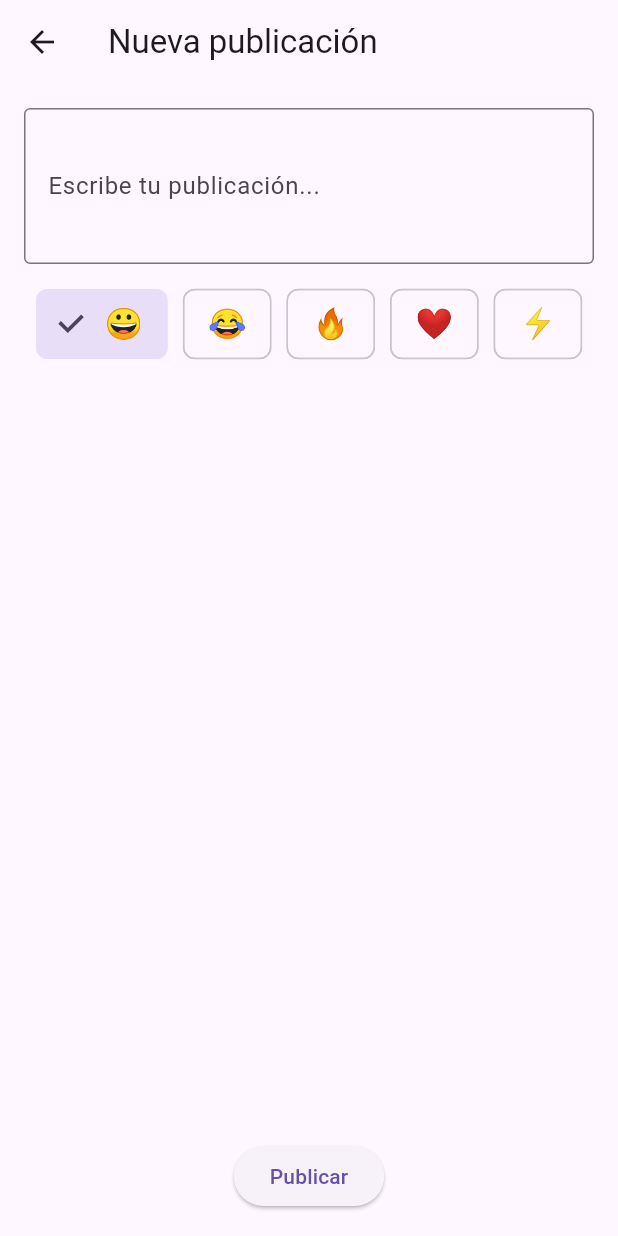
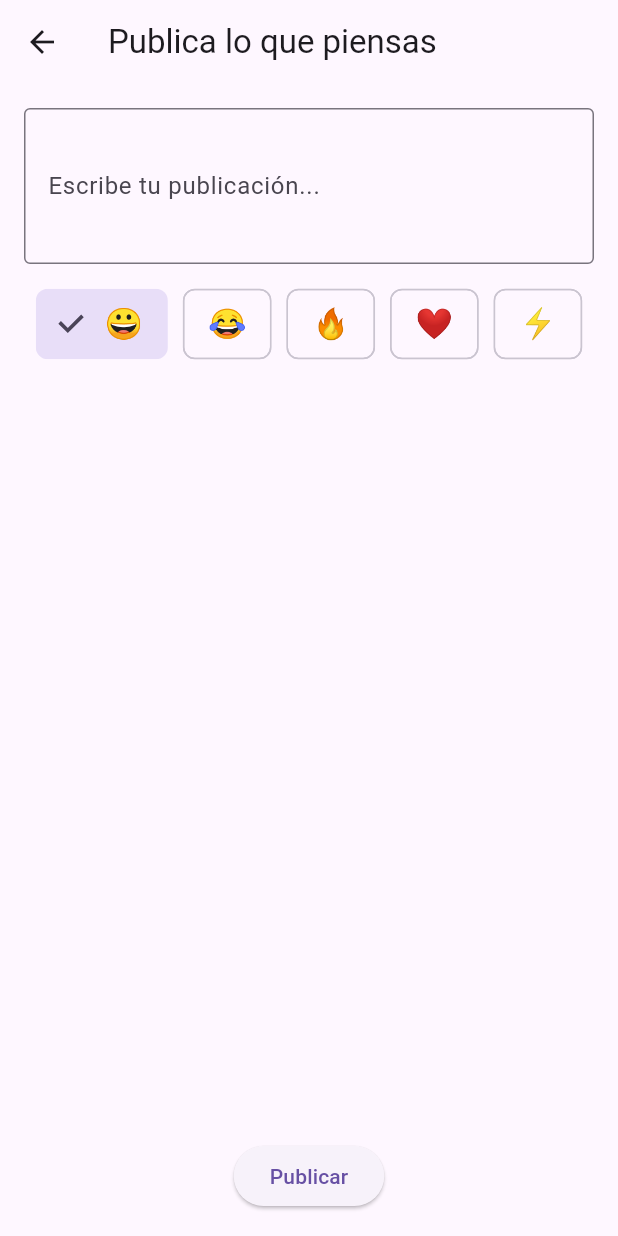
Before and after one commit to aguazul220604/red_social_utvm, a Flutter app: the screen it shows after launch, after a tap on the "add" icon, on a phone screen of 412 x 824 dp. Run offline on Flutter 3.47's test engine with Material 3 defaults, Android fonts, the phone set to English and light mode, and no system bars.

Commit message:
Cambio del texto de la publicacion

```diff
--- a/lib/screens/create_post_screen.dart
+++ b/lib/screens/create_post_screen.dart
@@ -27,7 +27,7 @@ class _CreatePostScreenState extends State<CreatePostScreen> {
   @override
   Widget build(BuildContext context) {
     return Scaffold(
-      appBar: AppBar(title: const Text("Nueva publicación")),
+      appBar: AppBar(title: const Text("Publica lo que piensas")),
       body: Padding(
         padding: const EdgeInsets.all(16.0),
         child: Column(
```
